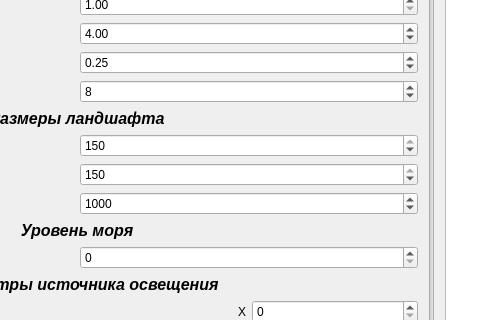
First picture: the form in landscape_generator/mainwindow.ui, repository nikitalystsev/cg_course, before the edit; both pictures show x 273 to 771 and y 99 to 419 of the 1408 by 839 pixel window.
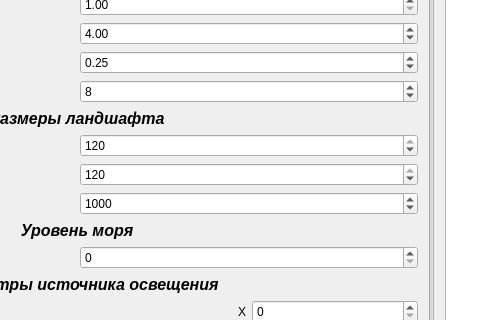
Second picture: the form after the edit.

Commit message: написал прогу

Patch:
```diff
--- a/landscape_generator/mainwindow.ui
+++ b/landscape_generator/mainwindow.ui
@@ -195,20 +195,20 @@
         <item row="1" column="1">
          <widget class="QSpinBox" name="lenghtSpinBox">
           <property name="maximum">
-           <number>150</number>
+           <number>120</number>
           </property>
           <property name="value">
-           <number>150</number>
+           <number>120</number>
           </property>
          </widget>
         </item>
         <item row="0" column="1">
          <widget class="QSpinBox" name="widthSpinBox">
           <property name="maximum">
-           <number>150</number>
+           <number>120</number>
           </property>
           <property name="value">
-           <number>150</number>
+           <number>120</number>
           </property>
          </widget>
         </item>
```
The commit also changes 2 other files.
